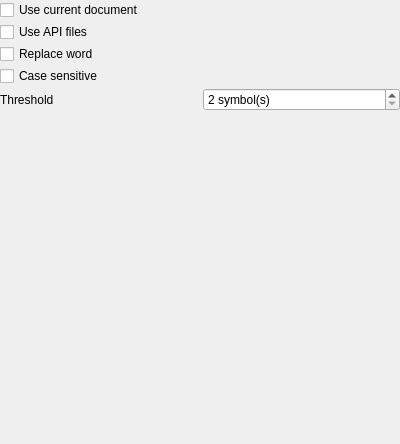
Above: src/app/ui/forms/AutocompleteSettingsPage.ui from Mezomish/juffed before the change. Below: the same form after it.
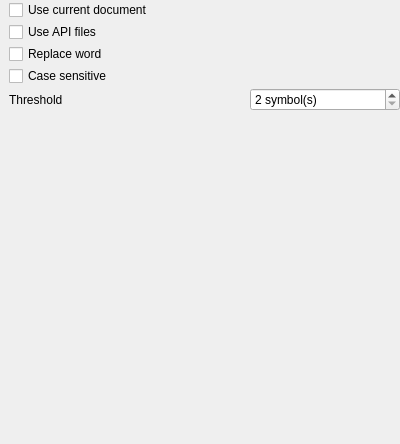
That is the form after the change.

Commit message: Unified content margins in settings

```diff
--- a/src/app/ui/forms/AutocompleteSettingsPage.ui
+++ b/src/app/ui/forms/AutocompleteSettingsPage.ui
@@ -16,9 +16,18 @@
    <property name="spacing" >
     <number>2</number>
    </property>
-   <property name="margin" >
+   <property name="leftMargin">
+    <number>9</number>
+   </property>
+   <property name="topMargin">
     <number>0</number>
    </property>
+   <property name="rightMargin">
+    <number>0</number>
+   </property>
+   <property name="bottomMargin">
+    <number>9</number>
+   </property>
    <item>
     <widget class="QCheckBox" name="useDocumentChk" >
      <property name="text" >
@@ -63,8 +72,14 @@
       </widget>
      </item>
      <item>
-      <widget class="QSpinBox" name="thresholdSpin" >
-       <property name="specialValueText" >
+      <widget class="QSpinBox" name="thresholdSpin">
+       <property name="maximumSize">
+        <size>
+         <width>150</width>
+         <height>16777215</height>
+        </size>
+       </property>
+       <property name="specialValueText">
         <string/>
        </property>
        <property name="suffix" >
```
Left out of the diff: 51 changed lines with no effect on the pictures. The commit also changes 7 other files.
